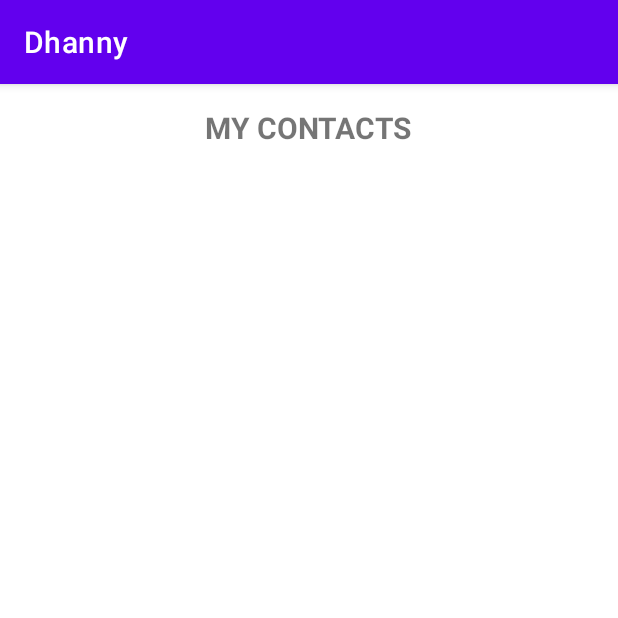
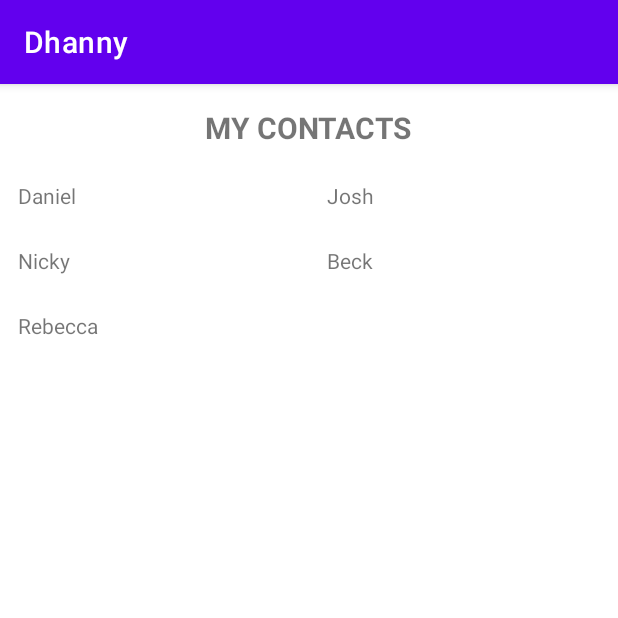
Before and after one commit to Dhannyphantom/meicode-android, an Android app: the screen it shows after launch (MainActivity), on a phone screen of 412 x 824 dp, the top half of it. Run offline under Robolectric (Android 15) with nearby library versions, the phone set to English and light mode, and no system bars.

Commit message:
RecyclerView Part II, now functional but no click listeners

```diff
--- a/app/src/main/java/com/example/meicode/ContactRecViewAdapter.java
+++ b/app/src/main/java/com/example/meicode/ContactRecViewAdapter.java
@@ -1,5 +1,6 @@
 package com.example.meicode;
 
+import android.view.LayoutInflater;
 import android.view.View;
 import android.view.ViewGroup;
 import android.widget.TextView;
@@ -14,28 +15,19 @@ public class ContactRecViewAdapter extends RecyclerView.Adapter<ContactRecViewAd
     private ArrayList<Contact> contacts = new ArrayList<>();
 
     public ContactRecViewAdapter() {
+
     }
 
+    @NonNull
     @Override
     public ViewHolder onCreateViewHolder(@NonNull ViewGroup parent, int viewType) {
-        return null;
-    }
-
-    public void setContacts(ArrayList<Contact> contacts) {
-        this.contacts = contacts;
-        notifyDataSetChanged();
-        /*
-        the notifydata.... will notify the adapter that the contacts list
-        has changed and therefore update the Recycler View to show the
-        updated content......
-        Kinda like re-renders the recycler view after changing the contacts list
-         */
-
+        View view = LayoutInflater.from(parent.getContext()).inflate(R.layout.contacts_list_item,parent,false);
+        return new ViewHolder(view);
     }
 
     @Override
     public void onBindViewHolder(@NonNull ContactRecViewAdapter.ViewHolder holder, int position) {
-
+        holder.contactsName.setText(contacts.get(position).getName());
     }
 
     @Override
@@ -43,13 +35,18 @@ public class ContactRecViewAdapter extends RecyclerView.Adapter<ContactRecViewAd
         return contacts.size();
     }
 
+    public void setContacts(ArrayList<Contact> contacts) {
+        this.contacts = contacts;
+        notifyDataSetChanged();
+    }
+
     public class ViewHolder extends RecyclerView.ViewHolder {
-
-        TextView contactName;
+//        DECLARE CLASSES OF COMPONENTS THAT IS NEEDED IN THE VIEW
+       private TextView contactsName;
         public ViewHolder(@NonNull View itemView) {
             super(itemView);
 
-            contactName = itemView.findViewById(R.id.txtContact);
+            contactsName = itemView.findViewById(R.id.txtContactName);
         }
     }
 }
--- a/app/src/main/java/com/example/meicode/MainActivity.java
+++ b/app/src/main/java/com/example/meicode/MainActivity.java
@@ -1,13 +1,18 @@
 package com.example.meicode;
 
 import androidx.appcompat.app.AppCompatActivity;
+import androidx.recyclerview.widget.GridLayoutManager;
+import androidx.recyclerview.widget.LinearLayoutManager;
 import androidx.recyclerview.widget.RecyclerView;
 
 import android.os.Bundle;
+import android.widget.LinearLayout;
+
+import java.util.ArrayList;
 
 public class MainActivity extends AppCompatActivity {
 
-    private RecyclerView contactsRecView;
+    RecyclerView contactsRecView;
 
     @Override
     protected void onCreate(Bundle savedInstanceState) {
@@ -16,7 +21,19 @@ public class MainActivity extends AppCompatActivity {
 
         contactsRecView = findViewById(R.id.contactsRecView);
 
+        ArrayList<Contact> contacts = new ArrayList<>();
+        contacts.add(new Contact("Daniel", "danny@gmail.com", "http://image.jph"));
+        contacts.add(new Contact("Josh", "josh@gmail.com", "http://image.jph"));
+        contacts.add(new Contact("Nicky", "nicky@gmail.com", "http://image.jph"));
+        contacts.add(new Contact("Beck", "beck@gmail.com", "http://image.jph"));
+        contacts.add(new Contact("Rebecca", "rebecca@gmail.com", "http://image.jph"));
 
+        ContactRecViewAdapter contactRecViewAdapter = new ContactRecViewAdapter();
+        contactRecViewAdapter.setContacts(contacts);
+
+        contactsRecView.setAdapter(contactRecViewAdapter);
+//        contactsRecView.setLayoutManager(new LinearLayoutManager(this, LinearLayoutManager.VERTICAL, false));
+        contactsRecView.setLayoutManager(new GridLayoutManager(this,2));
     }
 
 }
--- a/app/src/main/res/layout/contacts_list_item.xml
+++ b/app/src/main/res/layout/contacts_list_item.xml
@@ -2,13 +2,13 @@
 <RelativeLayout xmlns:android="http://schemas.android.com/apk/res/android"
     android:layout_width="match_parent"
     android:layout_height="wrap_content"
-    android:id="@+id/listParent"
-    android:padding="12dp">
+    android:padding="12dp"
+    android:id="@+id/contactListParent">
 
     <TextView
         android:layout_width="wrap_content"
         android:layout_height="wrap_content"
-        android:text="Contacts item"
-        android:id="@+id/txtContact"
-        />
+        android:text="Contacts Name"
+        android:id="@+id/txtContactName"/>
+
 </RelativeLayout>
```
Also changed, not shown: app/src/main/res/layout/trademark.xml (deleted, +0 -23 lines).
